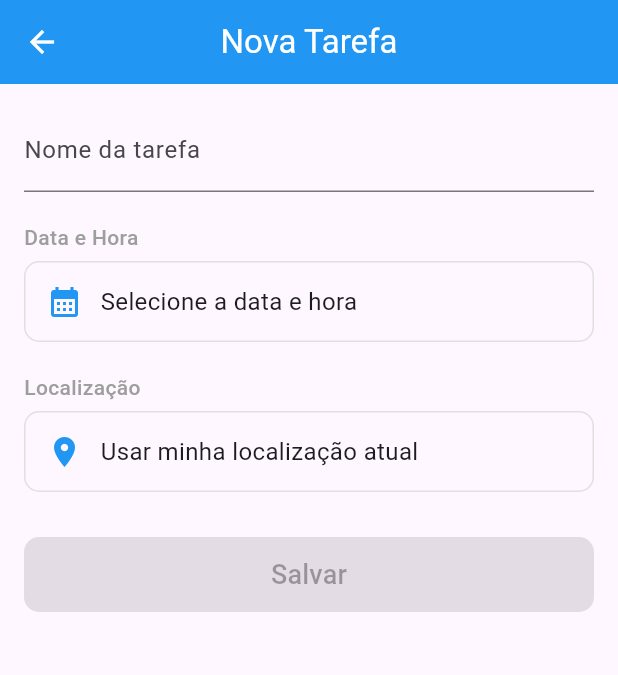
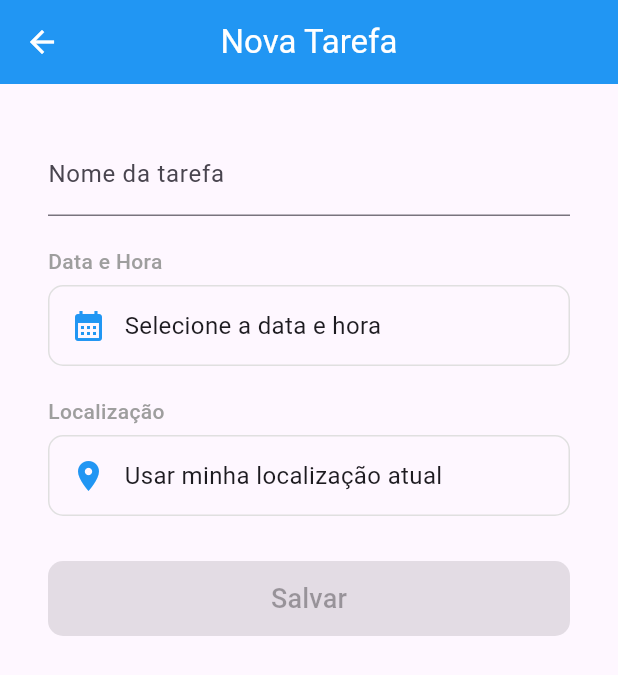
Before and after one commit to BrenoLeiriaoNeto/lista_de_tarefas, a Flutter app: the screen it shows after launch, after a tap on the "add" icon, on a phone screen of 412 x 824 dp. Shown: the top 675 px of the screen. Run offline on Flutter 3.47's test engine with Material 3 defaults, Android fonts, the phone set to English and light mode, and no system bars; our stand-ins replace geocoding, geolocator.

Commit message:
fix(form-scroll): added scrolling to form widget

```diff
--- a/lib/features/tasks/presentation/widgets/task_form.dart
+++ b/lib/features/tasks/presentation/widgets/task_form.dart
@@ -31,6 +31,8 @@ class _TaskFormState extends State<TaskForm> {
 
     return Form(
       key: _formKey,
+      child: SingleChildScrollView(
+        padding: EdgeInsets.all(16.0),
         child: Column(
           crossAxisAlignment: CrossAxisAlignment.stretch,
           children: [
@@ -98,7 +100,9 @@ class _TaskFormState extends State<TaskForm> {
                     style: ElevatedButton.styleFrom(
                       backgroundColor: Colors.blue,
                       foregroundColor: Colors.white,
-                    shape: RoundedRectangleBorder(borderRadius: .circular(10)),
+                      shape: RoundedRectangleBorder(
+                        borderRadius: .circular(10),
+                      ),
                     ),
                     child: const Text("Salvar", style: TextStyle(fontSize: 18)),
                   ),
@@ -106,6 +110,7 @@ class _TaskFormState extends State<TaskForm> {
               },
             ),
           ],
+        ),
       ),
     );
   }
```
Also changed, not shown: lib/features/tasks/presentation/widgets/task_update_form.dart (+6 -1 lines). Lines whose indentation alone changed are shown as unchanged.
